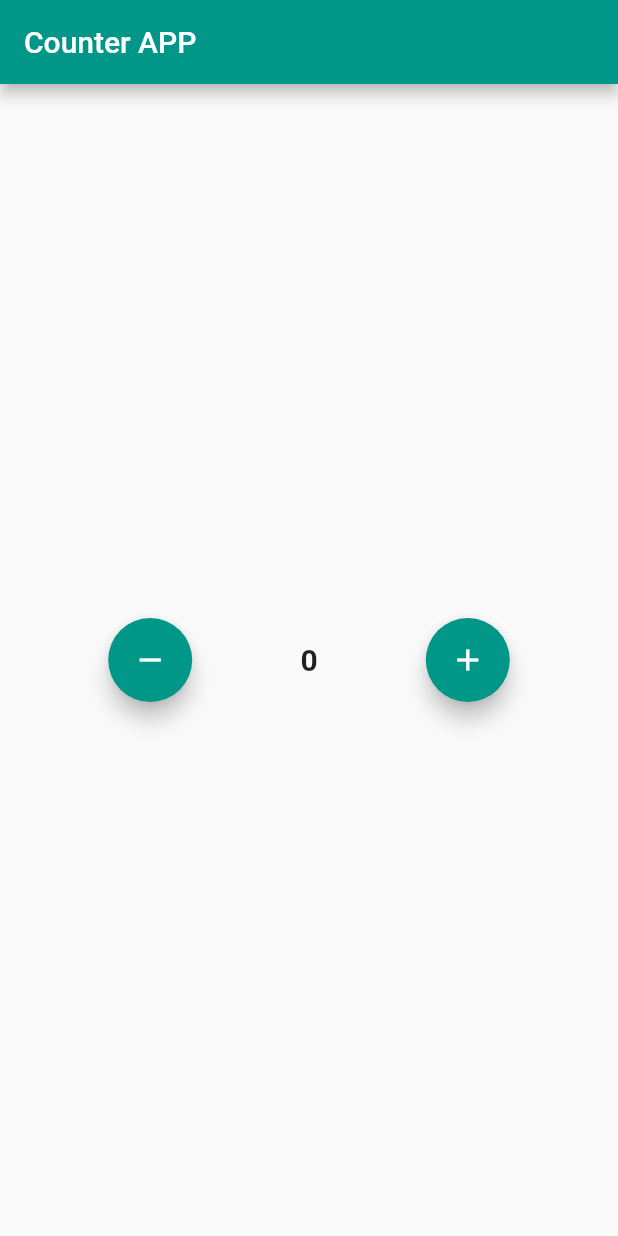
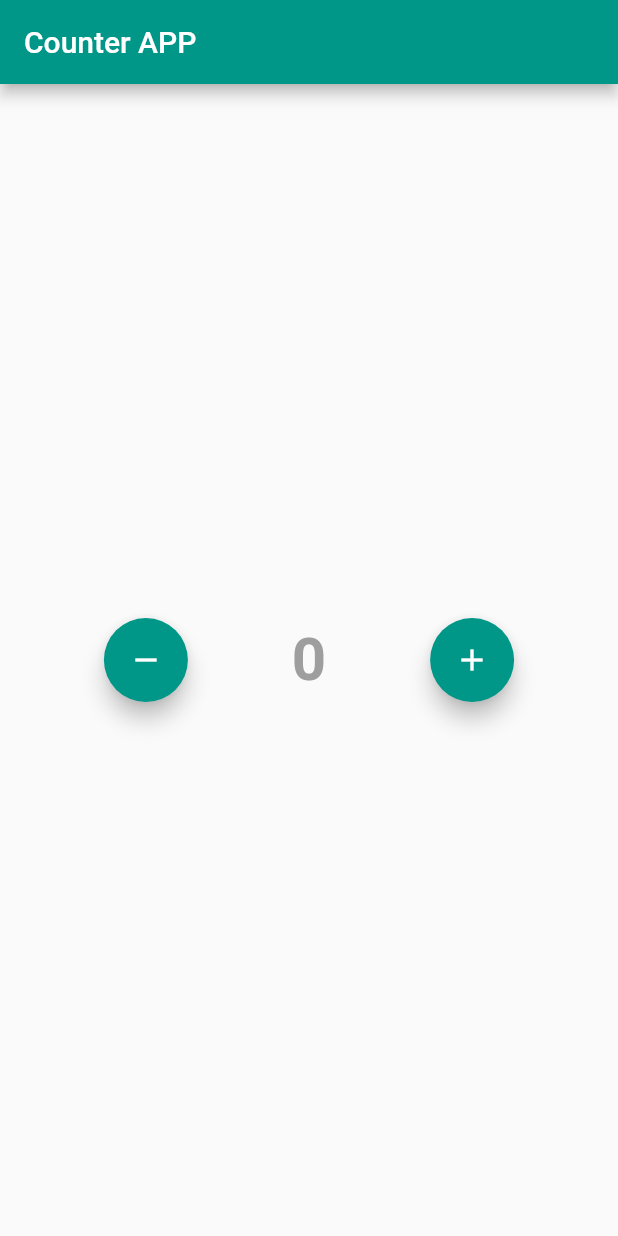
Before and after one commit to BasmalaMostafa/CounterAPP, a Flutter app: the screen it shows after launch, after a tap on the "add" icon, after a tap on the "remove" icon, on a phone screen of 412 x 824 dp. Run offline on Flutter 3.47's test engine with Material 2 defaults, Android fonts, the phone set to English and light mode, and no system bars; our stand-ins replace bloc, flutter_bloc.

```diff
--- a/lib/manager/counter_cubit.dart
+++ b/lib/manager/counter_cubit.dart
@@ -8,7 +8,7 @@ class CounterCubit extends Cubit<CounterState> {
 
   static CounterCubit get(context) => BlocProvider.of(context);
 
-  void increment() => emit(CounterState(counterValue: state.counterValue + 1));
+  void increment() => emit(CounterState(counterValue: state.counterValue + 1,incremented: true));
 
-  void decrement() => emit(CounterState(counterValue: state.counterValue - 1));
+  void decrement() => emit(CounterState(counterValue: state.counterValue - 1,incremented: false));
 }
--- a/lib/manager/counter_state.dart
+++ b/lib/manager/counter_state.dart
@@ -3,6 +3,7 @@ part of 'counter_cubit.dart';
 
 class CounterState{
   int counterValue;
+  bool? incremented;
 
-  CounterState({required this.counterValue});
+  CounterState({required this.counterValue,incremented});
 }
--- a/lib/views/counter_screen.dart
+++ b/lib/views/counter_screen.dart
@@ -11,9 +11,27 @@ class CounterScreen extends StatelessWidget {
       appBar: AppBar(
           title: const Text('Counter APP')
       ),
-      body: BlocBuilder<CounterCubit, CounterState>(
+      body: BlocConsumer<CounterCubit, CounterState>(
+        listener: (context, state) {
+          // TODO: implement listener
+          if(state.incremented == true){
+            ScaffoldMessenger.of(context).showSnackBar(
+              const SnackBar(
+                  content: Text('Incremented!'),
+                duration: Duration(microseconds: 300),
+              )
+            );
+          }else if(state.incremented == false){
+            ScaffoldMessenger.of(context).showSnackBar(
+                const SnackBar(
+                  content: Text('Decremented!'),
+                  duration: Duration(microseconds: 300),
+                )
+            );
+          }
+        },
         builder: (context, state) {
-          var counter=CounterCubit.get(context);
+          var counter = CounterCubit.get(context);
           return Center(
             child: Row(
               mainAxisAlignment: MainAxisAlignment.spaceEvenly,
@@ -25,7 +43,10 @@ class CounterScreen extends StatelessWidget {
                   tooltip: 'Decrement',
                   child: const Icon(Icons.remove),
                 ),
-                Text('${state.counterValue}',style: const TextStyle(fontWeight: FontWeight.bold,fontSize: 20),),
+                Text('${state.counterValue}', style: const TextStyle(
+                    fontWeight: FontWeight.bold,
+                    fontSize: 40,
+                    color: Colors.grey),),
                 FloatingActionButton(
                   onPressed: () {
                     counter.increment();
```
